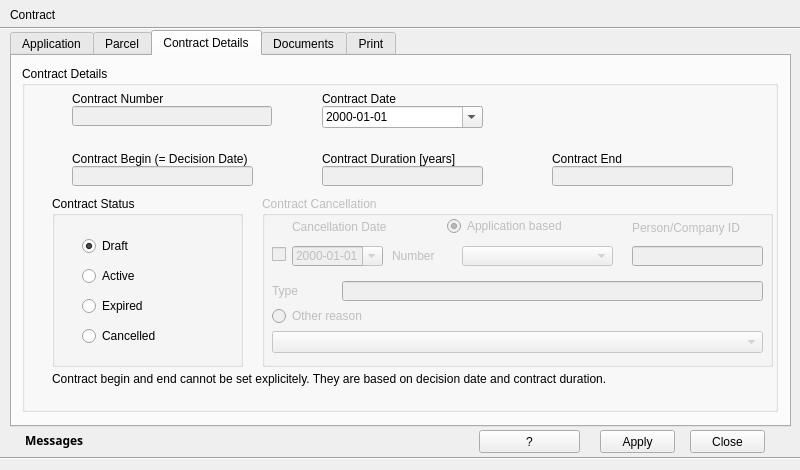
The window that view/ContractSpaDialog.ui (teamlm2/lm2_mgis) describes before a commit, drawn with Qt 5.
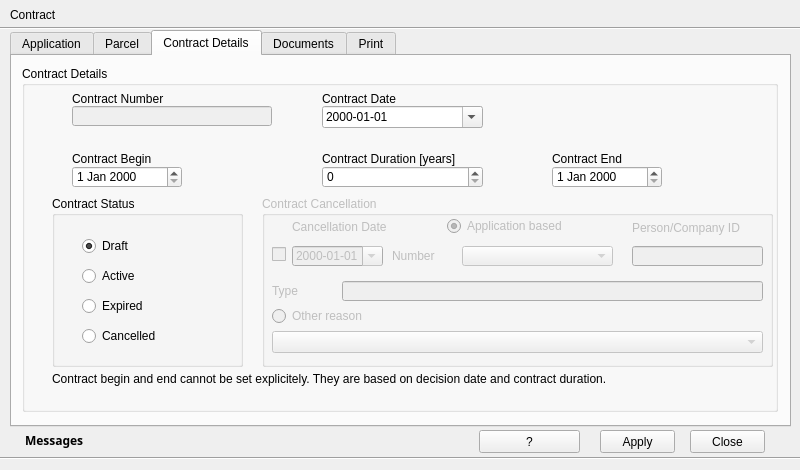
The same window after the commit. The open tabs and pages were chosen to show the change. Icons and pictures are not drawn.

```diff
--- a/view/ContractSpaDialog.ui
+++ b/view/ContractSpaDialog.ui
@@ -346,19 +346,6 @@
        <string>Contract Number</string>
       </property>
      </widget>
-     <widget class="QLineEdit" name="contract_begin_edit">
-      <property name="enabled">
-       <bool>false</bool>
-      </property>
-      <property name="geometry">
-       <rect>
-        <x>50</x>
-        <y>100</y>
-        <width>181</width>
-        <height>20</height>
-       </rect>
-      </property>
-     </widget>
      <widget class="QLabel" name="label_16">
       <property name="geometry">
        <rect>
@@ -369,7 +356,7 @@
        </rect>
       </property>
       <property name="text">
-       <string>Contract Begin (= Decision Date)</string>
+       <string>Contract Begin</string>
       </property>
      </widget>
      <widget class="QLabel" name="label_19">
@@ -427,32 +414,6 @@
        <bool>true</bool>
       </property>
      </widget>
-     <widget class="QLineEdit" name="contract_duration_edit">
-      <property name="enabled">
-       <bool>false</bool>
-      </property>
-      <property name="geometry">
-       <rect>
-        <x>300</x>
-        <y>100</y>
-        <width>161</width>
-        <height>20</height>
-       </rect>
-      </property>
-     </widget>
-     <widget class="QLineEdit" name="contract_end_edit">
-      <property name="enabled">
-       <bool>false</bool>
-      </property>
-      <property name="geometry">
-       <rect>
-        <x>530</x>
-        <y>100</y>
-        <width>181</width>
-        <height>20</height>
-       </rect>
-      </property>
-     </widget>
      <widget class="QGroupBox" name="status_groupbox">
       <property name="geometry">
        <rect>
@@ -752,6 +713,36 @@
        <string/>
       </property>
      </widget>
+     <widget class="QDateEdit" name="contract_begin_date">
+      <property name="geometry">
+       <rect>
+        <x>50</x>
+        <y>100</y>
+        <width>110</width>
+        <height>22</height>
+       </rect>
+      </property>
+     </widget>
+     <widget class="QDateEdit" name="contract_end_date">
+      <property name="geometry">
+       <rect>
+        <x>530</x>
+        <y>100</y>
+        <width>110</width>
+        <height>22</height>
+       </rect>
+      </property>
+     </widget>
+     <widget class="QSpinBox" name="duration_sbox">
+      <property name="geometry">
+       <rect>
+        <x>300</x>
+        <y>100</y>
+        <width>161</width>
+        <height>22</height>
+       </rect>
+      </property>
+     </widget>
     </widget>
    </widget>
    <widget class="QWidget" name="tab_13">
```
Left out of the diff: 9 changed lines with no effect on the pictures.
